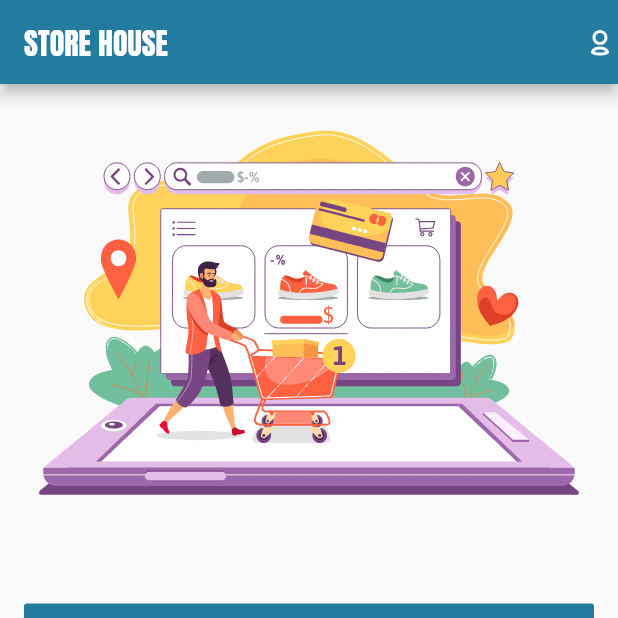
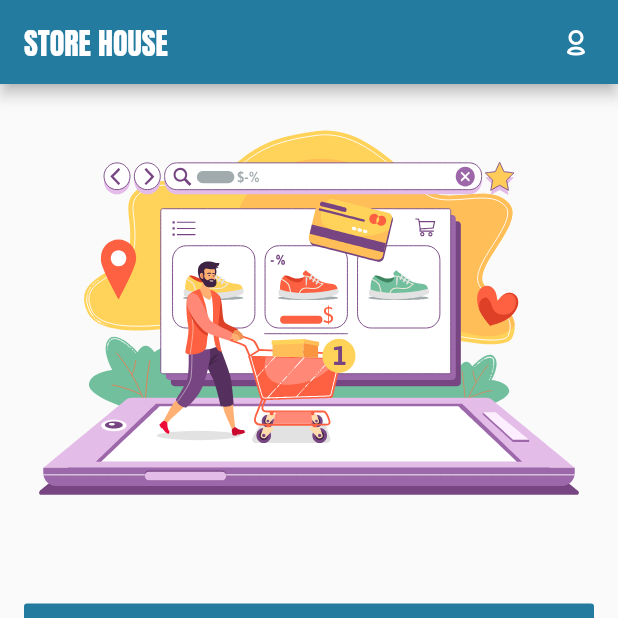
Before and after one commit to renjie19/store_house, a Flutter app: the screen it shows once a user with an empty profile is signed in, on a phone screen of 412 x 824 dp, the top half of it. Run offline on Flutter 3.47's test engine with Material 2 defaults, Android fonts, the phone set to English and light mode, and no system bars; our stand-ins replace cloud_firestore, firebase_auth, firebase_core, flutter_form_builder, fluttericon, get and 4 more; missing offline and left inert: flutter_barcode_scanner, flutter_overlay_loader; accounts and stored records are empty.

Commit message:
fixed issue on accounts without avatar

```diff
--- a/lib/pages/home.dart
+++ b/lib/pages/home.dart
@@ -47,7 +47,10 @@ class Home extends StatelessWidget {
               onTap: () => Get.toNamed(Profile.name),
               child: Center(
                 child: _mainAppController.getCurrentUser()?.photoURL == null
-                    ? Icon(Typicons.user_outline, color: Colors.white)
+                    ? Container(
+                        margin: EdgeInsets.all(16),
+                        child: Icon(Typicons.user_outline, color: Colors.white),
+                      )
                     : Lottie.asset(
                         'assets/${_mainAppController.getCurrentUser()?.photoURL}.json',
                         height: 50,
--- a/lib/pages/profile.dart
+++ b/lib/pages/profile.dart
@@ -43,9 +43,7 @@ class Profile extends StatelessWidget {
                   children: [
                     Center(
                       child: Lottie.asset(
-                        _mainAppController.getCurrentUser()!.photoURL!.isEmpty
-                            ? 'assets/salad-cat.json'
-                            : 'assets/${_mainAppController.getCurrentUser()?.photoURL}.json',
+                        'assets/${_mainAppController.getCurrentUser()?.photoURL ?? 'salad-cat'}.json',
                         width: 300,
                         height: 300,
                         fit: BoxFit.fill,
```
